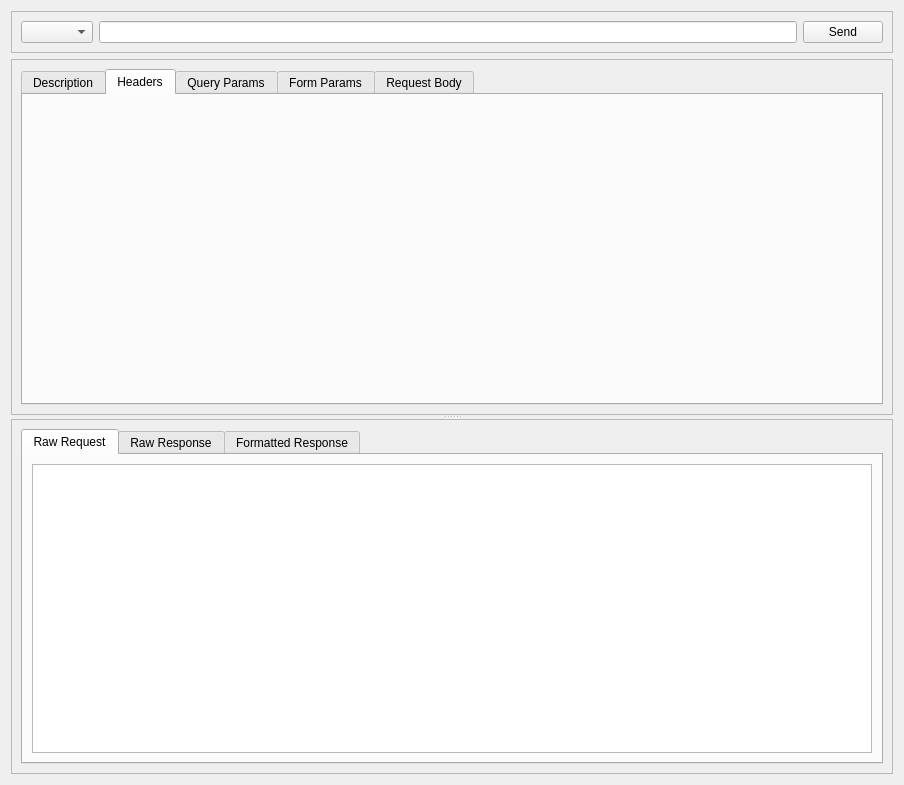
Old version of the form resources/views/HttpStepWidget.ui in the repository namuan/orkestra.
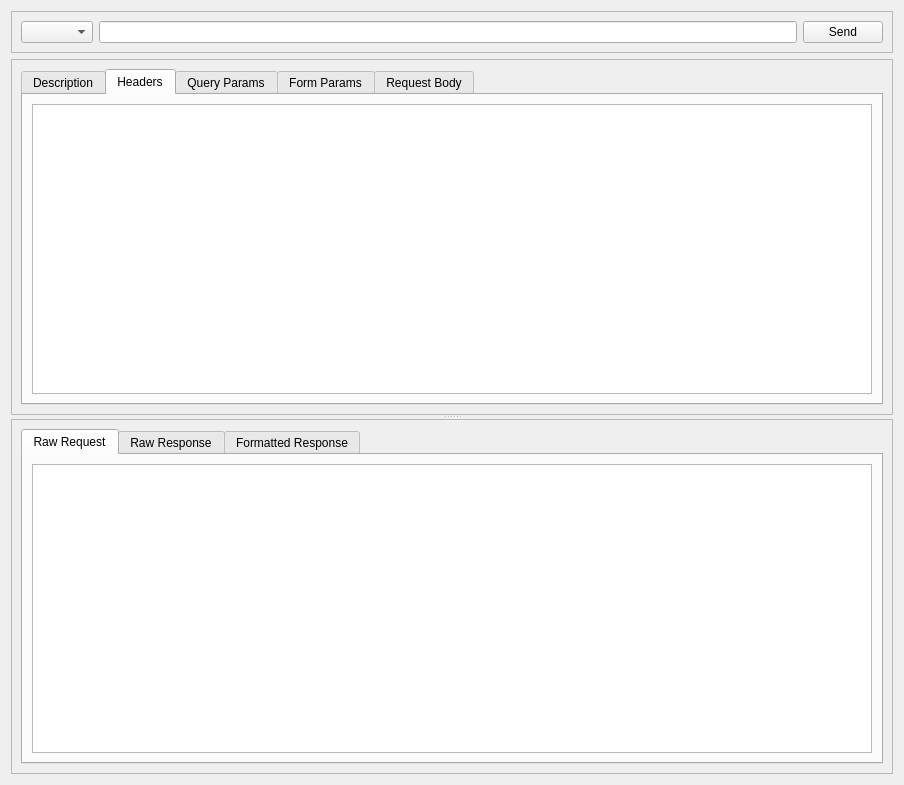
New version of the form. The open tabs and pages were chosen to show the change. Custom widgets are drawn as their Qt base class.

Commit message:
https://github.com/namuan/orkestra/issues/2
Add widgets for different HTTP parts

```diff
--- a/resources/views/HttpStepWidget.ui
+++ b/resources/views/HttpStepWidget.ui
@@ -71,6 +71,11 @@
           <attribute name="title">
            <string>Headers</string>
           </attribute>
+          <layout class="QHBoxLayout" name="horizontalLayout_8">
+           <item>
+            <widget class="KeyValueListWidget" name="lst_http_headers"/>
+           </item>
+          </layout>
          </widget>
          <widget class="QWidget" name="query_params">
           <attribute name="title">
@@ -142,6 +147,13 @@
    </item>
   </layout>
  </widget>
+ <customwidgets>
+  <customwidget>
+   <class>KeyValueListWidget</class>
+   <extends>QListWidget</extends>
+   <header>app.widgets.key_value_list_widget</header>
+  </customwidget>
+ </customwidgets>
  <resources/>
  <connections/>
 </ui>
```
Left out of the diff: 21 changed lines with no effect on the pictures. The commit also changes 2 other files.
